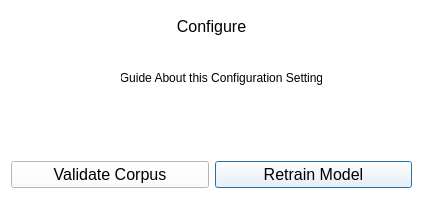
Diesta-Jarapa-Vega/Bicol-Dialect-Part-of-Speech-Tagger-BPOS, file bpostagger/ui/Configuration_Ui.ui: the form before one commit.
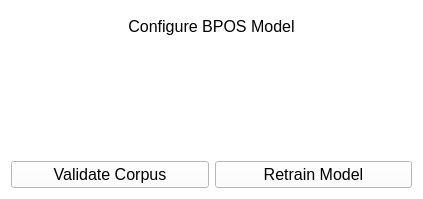
The form after the commit.

The edit to the form file:
```diff
--- a/bpostagger/ui/Configuration_Ui.ui
+++ b/bpostagger/ui/Configuration_Ui.ui
@@ -1,7 +1,7 @@
 <?xml version="1.0" encoding="UTF-8"?>
 <ui version="4.0">
- <class>Dialog</class>
- <widget class="QDialog" name="Dialog">
+ <class>Config</class>
+ <widget class="QDialog" name="Config">
   <property name="geometry">
    <rect>
     <x>0</x>
@@ -430,7 +430,7 @@
   </property>
   <layout class="QGridLayout" name="gridLayout">
    <item row="2" column="1">
-    <widget class="QPushButton" name="pushButton_2">
+    <widget class="QPushButton" name="Retrain_Btn">
      <property name="font">
       <font>
        <pointsize>12</pointsize>
@@ -439,10 +439,13 @@
      <property name="text">
       <string>Retrain Model</string>
      </property>
+     <property name="autoDefault">
+      <bool>false</bool>
+     </property>
     </widget>
    </item>
    <item row="2" column="0">
-    <widget class="QPushButton" name="pushButton">
+    <widget class="QPushButton" name="Validate_Btn">
      <property name="font">
       <font>
        <pointsize>12</pointsize>
@@ -451,10 +454,13 @@
      <property name="text">
       <string>Validate Corpus</string>
      </property>
+     <property name="autoDefault">
+      <bool>false</bool>
+     </property>
     </widget>
    </item>
    <item row="0" column="0" colspan="2">
-    <widget class="QLabel" name="label">
+    <widget class="QLabel" name="Title">
      <property name="minimumSize">
       <size>
        <width>0</width>
@@ -469,11 +475,12 @@
      </property>
      <property name="font">
       <font>
+       <family>Arial</family>
        <pointsize>12</pointsize>
       </font>
      </property>
      <property name="text">
-      <string>Configure</string>
+      <string>Configure BPOS Model</string>
      </property>
      <property name="alignment">
       <set>Qt::AlignCenter</set>
@@ -482,22 +489,7 @@
    </item>
    <item row="1" column="0" colspan="2">
     <widget class="QWidget" name="widget" native="true">
-     <widget class="QLabel" name="label_2">
-      <property name="geometry">
-       <rect>
-        <x>110</x>
-        <y>20</y>
-        <width>201</width>
-        <height>21</height>
-       </rect>
-      </property>
-      <property name="text">
-       <string>Guide About this Configuration Setting</string>
-      </property>
-      <property name="alignment">
-       <set>Qt::AlignCenter</set>
-      </property>
-     </widget>
+     <layout class="QGridLayout" name="gridLayout_2"/>
     </widget>
    </item>
   </layout>
```
